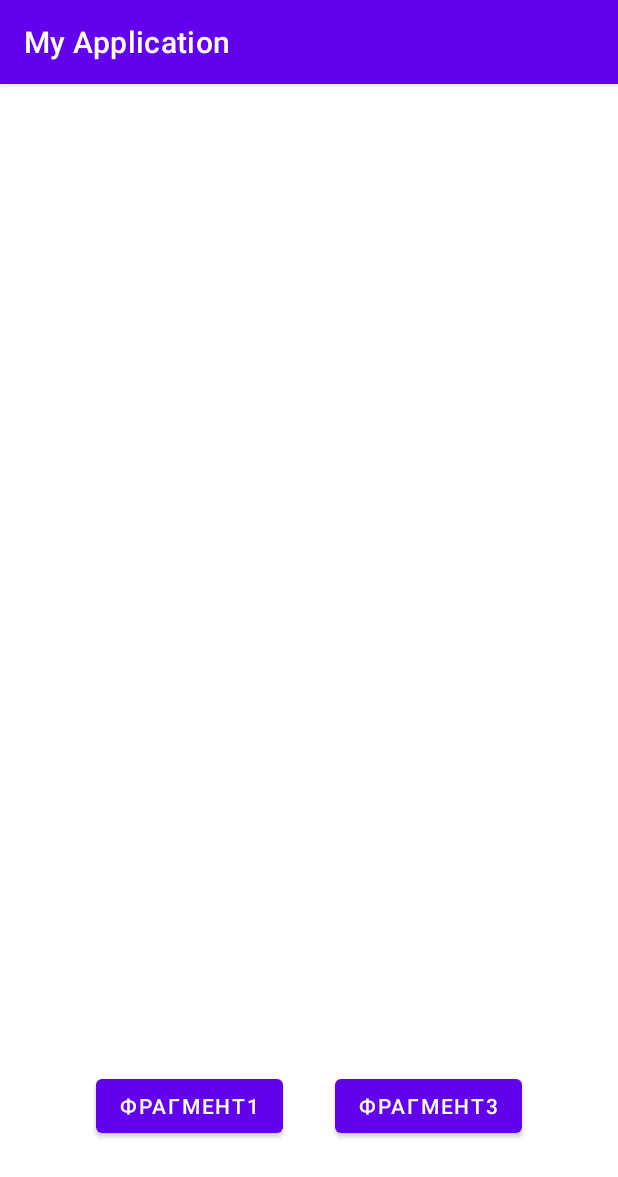
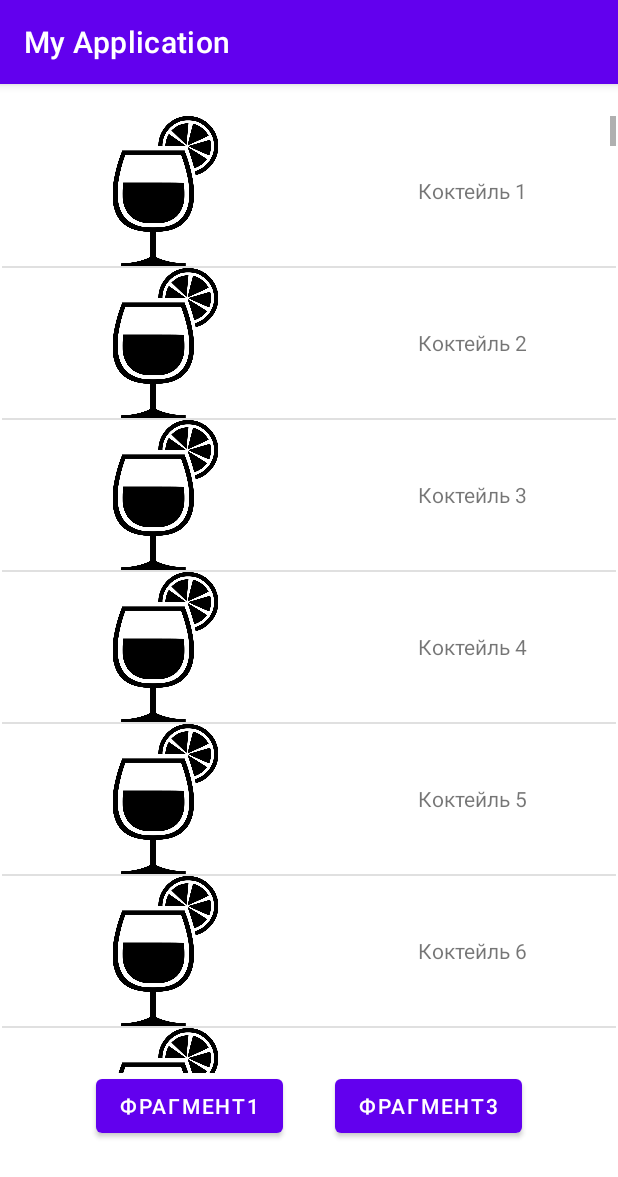
Before and after one commit to Masha5rubivasha/Practica_4_mobilki, an Android app: the fragment SecondFragment placed in its activity, on a phone screen of 412 x 824 dp. Shown: the top 1177 px of the screen. Run offline under Robolectric (Android 15) with nearby library versions, the phone set to English and light mode, and no system bars.

Commit message:
Добавила ListView на 2 фрагмент

```diff
--- /dev/null
+++ b/app/src/main/java/com/example/myapplication/MyAdapter.java
@@ -0,0 +1,37 @@
+package com.example.myapplication;
+
+import android.content.Context;
+import android.view.LayoutInflater;
+import android.view.View;
+import android.view.ViewGroup;
+import android.widget.ArrayAdapter;
+import android.widget.ImageView;
+import android.widget.TextView;
+
+import java.util.List;
+
+public class MyAdapter extends ArrayAdapter<String> {
+
+    private LayoutInflater inflater;
+    private int layout;
+    private List<String> store_items;
+
+    public MyAdapter(Context context, int resource, List<String> store_items){
+        super(context, resource, store_items);
+        this.store_items = store_items;
+        this.layout = resource;
+        this.inflater = LayoutInflater.from(context);
+    }
+
+    public View getView(int position, View convertView, ViewGroup parent){
+        View view = inflater.inflate(this.layout, parent, false);
+
+        TextView store_item_text = view.findViewById(R.id.store_item_text);
+        store_item_text.setText(store_items.get(position));
+
+        ImageView store_item_image = view.findViewById(R.id.store_item_image);
+        store_item_image.setImageResource(R.drawable.d72273a1ad98703bacffc8c33e8e5fa1);
+
+        return view;
+    }
+}
--- a/app/src/main/java/com/example/myapplication/SecondFragment.java
+++ b/app/src/main/java/com/example/myapplication/SecondFragment.java
@@ -2,12 +2,18 @@ package com.example.myapplication;
 
 import android.os.Bundle;
 
+import androidx.annotation.NonNull;
+import androidx.annotation.Nullable;
 import androidx.fragment.app.Fragment;
 
 import android.view.LayoutInflater;
 import android.view.View;
 import android.view.ViewGroup;
 import android.widget.Button;
+import android.widget.ListView;
+
+import java.util.ArrayList;
+import java.util.List;
 
 
 public class SecondFragment extends Fragment {
@@ -18,6 +24,7 @@ public class SecondFragment extends Fragment {
     @Override
     public View onCreateView(LayoutInflater inflater, ViewGroup container,
                              Bundle savedInstanceState) {
+
         View view = inflater.inflate(R.layout.fragment_second, container, false);
         button_1 = (Button) view.findViewById(R.id.button21);
         button_1.setOnClickListener(new View.OnClickListener() {
@@ -46,4 +53,18 @@ public class SecondFragment extends Fragment {
         return view;
     }
 
+    public void onViewCreated(@NonNull View view, @Nullable Bundle savedInstanceState) {
+        super.onViewCreated(view, savedInstanceState);
+
+        List<String> store_items = new ArrayList<String>();
+        for (int i = 1; i < 201; i++){
+            store_items.add("Коктейль " + i);
+        }
+
+        MyAdapter listViewAdapter = new MyAdapter(
+                getActivity(),R.layout.store_item, store_items);
+
+        ListView listView = view.findViewById(R.id.list_view);
+        listView.setAdapter(listViewAdapter);
+    }
 }
--- a/app/src/main/res/layout/fragment_first.xml
+++ b/app/src/main/res/layout/fragment_first.xml
@@ -14,7 +14,7 @@
         android:layout_marginTop="10dp"
         android:layout_marginEnd="10dp"
         android:layout_marginBottom="10dp"
-        android:text="Фрагмент2"
+        android:text="Коктейли"
         app:layout_constraintBottom_toBottomOf="parent"
         app:layout_constraintEnd_toEndOf="parent"
         app:layout_constraintHorizontal_bias="0.2"
--- a/app/src/main/res/layout/fragment_second.xml
+++ b/app/src/main/res/layout/fragment_second.xml
@@ -37,4 +37,15 @@
         app:layout_constraintStart_toStartOf="parent"
         app:layout_constraintTop_toTopOf="parent"
         app:layout_constraintVertical_bias="0.95" />
+
+    <ListView
+        android:id="@+id/list_view"
+        android:layout_width="409dp"
+        android:layout_height="638dp"
+        app:layout_constraintBottom_toBottomOf="parent"
+        app:layout_constraintEnd_toEndOf="parent"
+        app:layout_constraintHorizontal_bias="0.0"
+        app:layout_constraintStart_toStartOf="parent"
+        app:layout_constraintTop_toTopOf="parent"
+        app:layout_constraintVertical_bias="0.021" />
 </androidx.constraintlayout.widget.ConstraintLayout>
--- /dev/null
+++ b/app/src/main/res/layout/store_item.xml
@@ -0,0 +1,21 @@
+<?xml version="1.0" encoding="utf-8"?>
+<LinearLayout xmlns:android="http://schemas.android.com/apk/res/android"
+    xmlns:app="http://schemas.android.com/apk/res-auto"
+    android:layout_width="match_parent"
+    android:layout_height="match_parent">
+
+    <ImageView
+        android:id="@+id/store_item_image"
+        android:layout_width="100dp"
+        android:layout_height="100dp"
+        android:layout_weight="1"
+        app:srcCompat="@drawable/d72273a1ad98703bacffc8c33e8e5fa1" />
+
+    <TextView
+        android:id="@+id/store_item_text"
+        android:layout_width="wrap_content"
+        android:layout_height="100dp"
+        android:layout_weight="1"
+        android:gravity="center"
+        android:text="TextView" />
+</LinearLayout>
```
Also changed, not shown: app/src/main/res/drawable/d72273a1ad98703bacffc8c33e8e5fa1.png (added).
